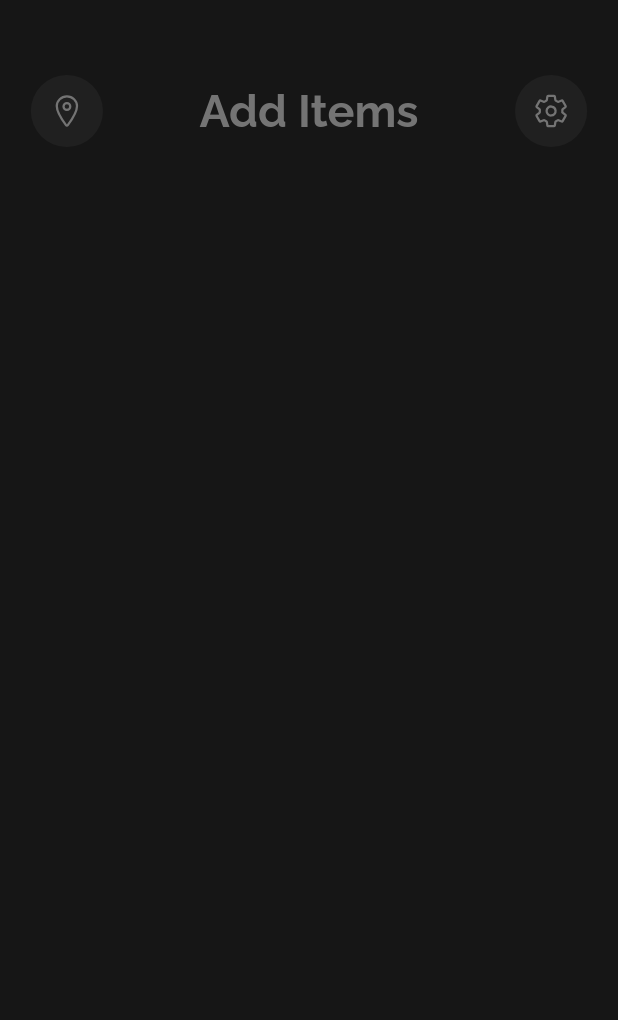
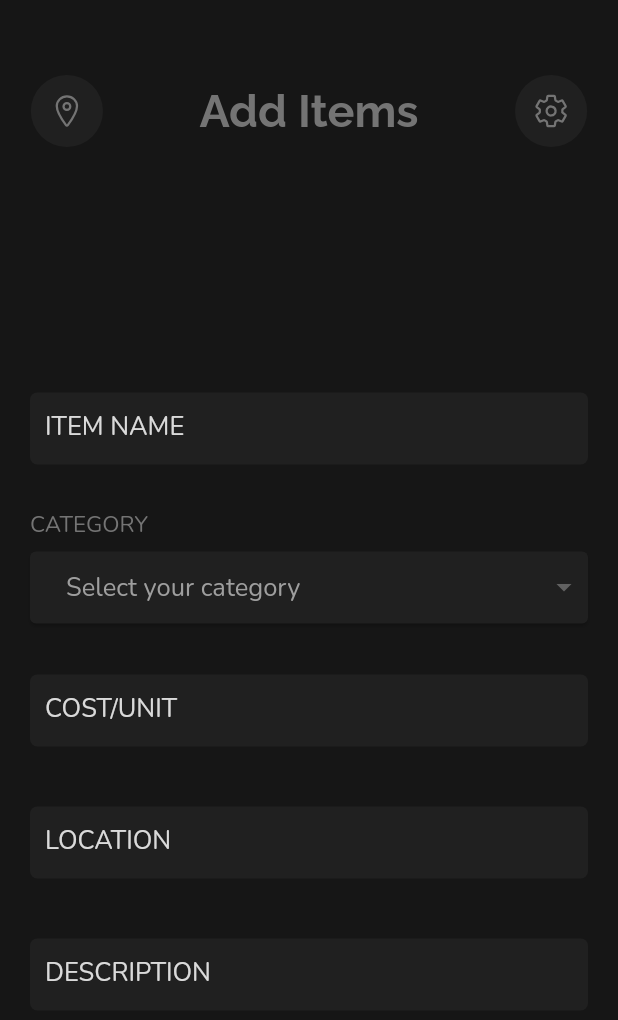
Before and after one commit to cyberwizard1001/shopblocks_flutter, a Flutter app: the AddItems screen opened directly, on a phone screen of 412 x 824 dp. Shown: the top 1020 px of the screen. Run offline on Flutter 3.47's test engine with Material 2 defaults, Android fonts, the phone set to English and light mode, and no system bars; our stand-ins replace firebase_core, flutter_svg, font_awesome_flutter, google_fonts, ionicons; missing offline and left inert: flutter_rounded_date_picker, flutter_web3; accounts and stored records are empty; network calls fail.

Commit message:
Added textboxwithdropdown_widget.dart

```diff
--- a/lib/screens/add_item.dart
+++ b/lib/screens/add_item.dart
@@ -1,8 +1,11 @@
 import 'package:flutter/material.dart';
+import 'package:google_fonts/google_fonts.dart';
 import 'package:shopblocks_flutter/utils/custom_sliver_widget.dart';
+import 'package:shopblocks_flutter/widgets/dropdown_widget.dart';
+import 'package:shopblocks_flutter/widgets/textbox_widget.dart';
 import 'package:shopblocks_flutter/widgets/top_bar.dart';
 import 'package:shopblocks_flutter/utils/colors.dart' as colors;
-
+import 'package:shopblocks_flutter/utils/text_styles.dart' as texts;
 
 class AddItems extends StatefulWidget {
   const AddItems({Key? key}) : super(key: key);
@@ -16,11 +19,86 @@ class _AddItemsState extends State<AddItems> {
   Widget build(BuildContext context) {
     return Scaffold(
       backgroundColor: colors.scaffoldColor,
-      body: CustomSliverView(columnList: [
-        TopBar(title: 'Add Items', hasback: false),
-
-
-      ],
+      body: CustomSliverView(
+        columnList: [
+          const TopBar(title: 'Add Items', hasback: false),
+          Expanded(
+            flex: 1,
+            child: Container(),
+          ),
+          Expanded(
+              flex: 9,
+              child: Column(
+                children: [
+                  TextButton(
+                      onPressed: () {},
+                      style: TextButton.styleFrom(
+                          primary: colors.primaryColor,
+                          shape: RoundedRectangleBorder(
+                              side: BorderSide.none,
+                              borderRadius: BorderRadius.circular(8.0))),
+                      child: Padding(
+                        padding: const EdgeInsets.only(
+                            top: 8.0, bottom: 8.0, left: 20.0, right: 20.0),
+                        child: Text(
+                          'Attach an image',
+                          style: texts.button,
+                        ),
+                      )),
+                  const Padding(
+                    padding:
+                        EdgeInsets.symmetric(horizontal: 20.0, vertical: 20.0),
+                    child: TextBoxField(
+                      hint: 'Enter item name here',
+                      light: false,
+                      title: 'ITEM NAME',
+                      padding: EdgeInsets.zero,
+                    ),
+                  ),
+                  Padding(
+                    padding: const EdgeInsets.symmetric(
+                        horizontal: 20.0, vertical: 10.0),
+                    child: DropDownFormField(list: const [
+                      'Vegetables',
+                      'Fruits',
+                      'Grains',
+                      'Craft',
+                      'Machinery'
+                    ], title: 'CATEGORY', hint: 'Select your category'),
+                  ),
+                  const Padding(
+                    padding:
+                        EdgeInsets.symmetric(horizontal: 20.0, vertical: 20.0),
+                    child: TextBoxField(
+                      hint: 'Enter cost of item here',
+                      light: false,
+                      title: 'COST/UNIT',
+                      padding: EdgeInsets.zero,
+                    ),
+                  ),
+                  const Padding(
+                    padding:
+                        EdgeInsets.symmetric(horizontal: 20.0, vertical: 20.0),
+                    child: TextBoxField(
+                      hint: 'Enter location of availability here',
+                      light: false,
+                      title: 'LOCATION',
+                      padding: EdgeInsets.zero,
+                    ),
+                  ),
+                  const Padding(
+                    padding:
+                        EdgeInsets.symmetric(horizontal: 20.0, vertical: 20.0),
+                    child: TextBoxField(
+                      hint: 'Enter description here',
+                      light: false,
+                      title: 'DESCRIPTION',
+                      padding: EdgeInsets.zero,
+                    ),
+                  )
+                ],
+              ))
+        ],
       ),
     );
   }
--- a/lib/screens/deals.dart
+++ b/lib/screens/deals.dart
@@ -1,5 +1,6 @@
 import 'package:flutter/material.dart';
 import 'package:ionicons/ionicons.dart';
+import 'package:shopblocks_flutter/screens/add_item.dart';
 import 'package:shopblocks_flutter/utils/colors.dart' as colors;
 import 'package:shopblocks_flutter/utils/text_styles.dart' as texts;
 import 'package:shopblocks_flutter/widgets/top_bar.dart';
@@ -16,7 +17,9 @@ class _DealsState extends State<Deals> {
   Widget build(BuildContext context) {
     return Scaffold(
       floatingActionButton: FloatingActionButton(
-        onPressed: () {},
+        onPressed: () {
+          Navigator.push(context, MaterialPageRoute(builder: (context)=>const AddItems()));
+        },
         elevation: 0,
         foregroundColor: Colors.black,
         backgroundColor: colors.primaryColor,
--- a/lib/widgets/dropdown_widget.dart
+++ b/lib/widgets/dropdown_widget.dart
@@ -37,14 +37,14 @@ class DropDownFormField extends FormField<dynamic> {
                             fontSize: 15, color: colors.primaryTextColor)),
                   ),
                   Card(
-                    color: colors.textBoxColor,
+                    color: colors.accentColor,
                     elevation: 1,
                     margin: const EdgeInsets.only(bottom: 4),
                     child: DropdownButtonHideUnderline(
                       child: ButtonTheme(
                         alignedDropdown: true,
                         child: DropdownButton<dynamic>(
-                          dropdownColor: colors.textBoxColor,
+                          dropdownColor: colors.accentColor,
                           value: state.value,
                           isExpanded: true,
                           items: list.map<DropdownMenuItem>((value) {
@@ -60,7 +60,7 @@ class DropDownFormField extends FormField<dynamic> {
                             state.didChange(newValue);
                           },
                           hint: Container(
-                            color: colors.textBoxColor,
+                            color: colors.accentColor,
                             padding: const EdgeInsets.all(8),
                             child: Text(
                               hint,
--- a/lib/widgets/textbox_widget.dart
+++ b/lib/widgets/textbox_widget.dart
@@ -35,10 +35,6 @@ class TextBoxField extends StatelessWidget {
         mainAxisAlignment: MainAxisAlignment.start,
         crossAxisAlignment: CrossAxisAlignment.start,
         children: [
-          Padding(
-            padding: const EdgeInsets.only(bottom: 8.0),
-            child: Text(title,style: GoogleFonts.raleway(fontWeight: FontWeight.w500,color: colors.primaryColor),),
-          ),
           TextFormField(
               initialValue: initialValue ?? null,
               controller: controller,
@@ -61,12 +57,12 @@ class TextBoxField extends StatelessWidget {
                 hintStyle: GoogleFonts.nunito(
                     color: light
                         ? colors.lightTextBoxTextColor
-                        : colors.textBoxTextColor),
+                        : const Color(0xff8C8888)),
                 focusedBorder: OutlineInputBorder(
                     borderSide: BorderSide.none,
                     borderRadius: BorderRadius.circular(5)),
-                fillColor: light ? colors.lightTextBoxColor : colors.textBoxColor,
-                focusColor: light ? colors.lightTextBoxColor : colors.textBoxColor,
+                fillColor: light ? colors.lightTextBoxColor : colors.accentColor,
+                focusColor: light ? colors.lightTextBoxColor : colors.accentColor,
                 enabledBorder: OutlineInputBorder(
                     borderSide: BorderSide.none,
                     borderRadius: BorderRadius.circular(5)),
```
Also changed, not shown: lib/widgets/textboxwithdropdown_widget.dart (added, +122 -0 lines).
